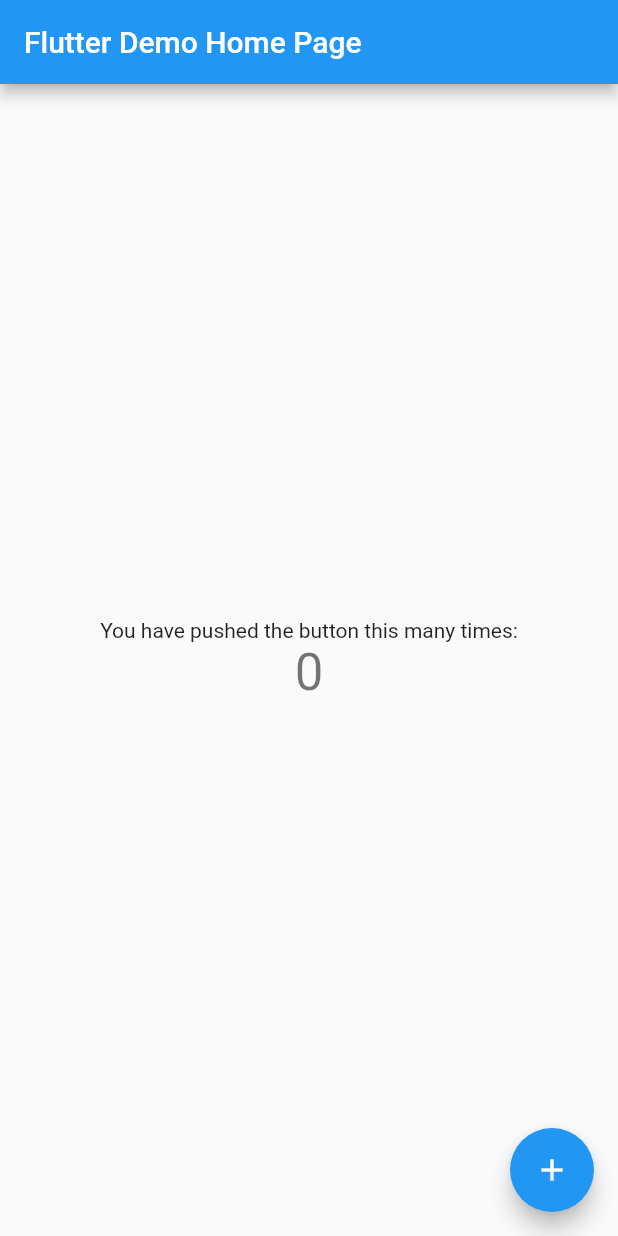
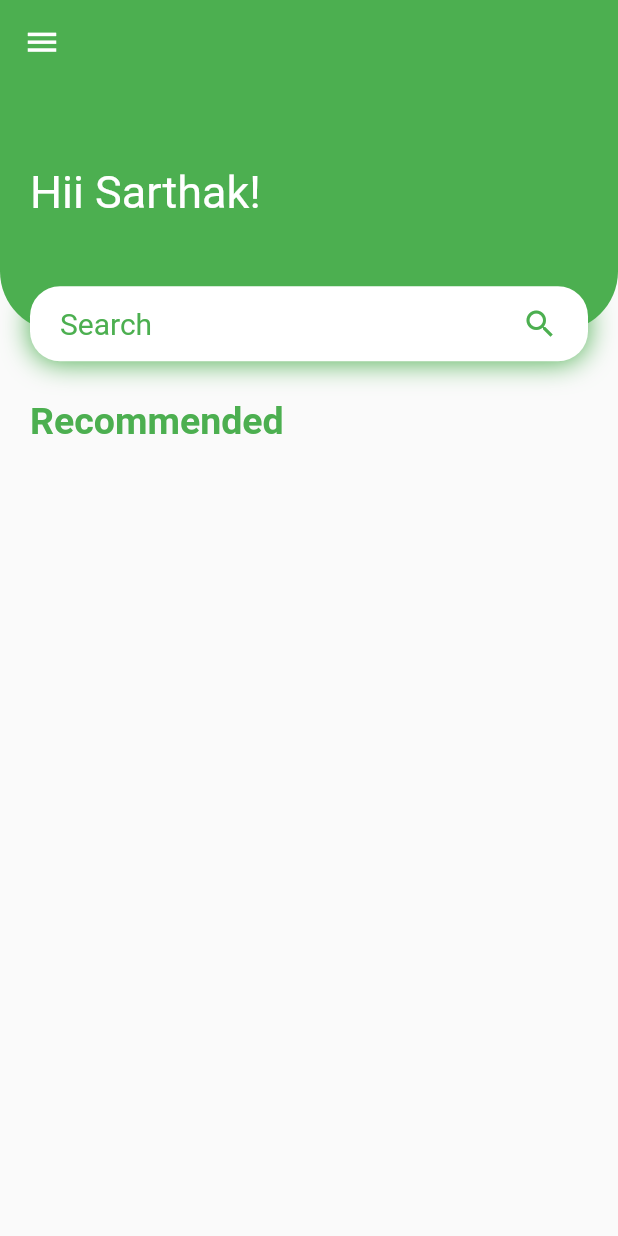
Before and after one commit to sarthaksinghsoamvanshi/plant_app, a Flutter app: the screen it shows after launch, on a phone screen of 412 x 824 dp. Run offline on Flutter 3.47's test engine with Material 2 defaults, Android fonts, the phone set to English and light mode, and no system bars.

Commit message:
Upper Part

```diff
--- /dev/null
+++ b/lib/home.dart
@@ -0,0 +1,100 @@
+import 'package:flutter/material.dart';
+
+class HomePage extends StatelessWidget {
+  @override
+  Widget build(BuildContext context) {
+    Size size = MediaQuery.of(context).size;
+    var colg = Colors.green;
+    var colw = Colors.white;
+    return Scaffold(
+      appBar: AppBar(
+        backgroundColor: colg,
+        elevation: 0,
+        leading: IconButton(
+            icon: Icon(Icons.menu, color: colw, size: 25), onPressed: null),
+      ),
+      body: SingleChildScrollView(
+        child: Column(
+          children: [
+            Stack(
+              children: [
+                Container(
+                  margin: EdgeInsets.only(bottom: 40),
+                  padding: EdgeInsets.only(bottom: 20),
+                  height: size.height * 0.2,
+                  decoration: BoxDecoration(
+                      color: Colors.green,
+                      borderRadius: BorderRadius.only(
+                          bottomLeft: Radius.circular(40),
+                          bottomRight: Radius.circular(40))),
+                  child: Container(
+                    // color: colw,
+                    height: 30,
+                    margin: EdgeInsets.symmetric(
+                      horizontal: 20,
+                    ),
+                    child: Row(
+                      children: [
+                        Text("Hii Sarthak!",
+                            style: TextStyle(color: colw, fontSize: 30)),
+                        Spacer(),
+                      ],
+                    ),
+                  ),
+                ),
+                Positioned(
+                  bottom: 10,
+                  left: 0,
+                  right: 0,
+                  child: Container(
+                    height: 50,
+                    margin: EdgeInsets.symmetric(horizontal: 20, vertical: 10),
+                    padding: EdgeInsets.symmetric(horizontal: 20),
+                    decoration: BoxDecoration(
+                      color: Colors.white,
+                      borderRadius: BorderRadius.all(
+                        Radius.circular(20),
+                      ),
+                      boxShadow: [
+                        BoxShadow(
+                            offset: Offset(0, 1), color: colg, blurRadius: 15)
+                      ],
+                    ),
+                    child: Center(
+                      child: Row(
+                        children: [
+                          Expanded(
+                            child: TextField(
+                              decoration: InputDecoration(
+                                  hintText: "Search",
+                                  hintStyle:
+                                      TextStyle(color: colg, fontSize: 20),
+                                  enabledBorder: InputBorder.none,
+                                  focusedBorder: InputBorder.none),
+                            ),
+                          ),
+                          Icon(
+                            Icons.search,
+                            color: colg,
+                          ),
+                        ],
+                      ),
+                    ),
+                  ),
+                ),
+              ],
+            ),
+            Container(
+              height: 40,
+              margin: EdgeInsets.symmetric(horizontal:20),
+              // color: Colors.amber,
+              child: Row(
+                children: [Text("Recommended",style:TextStyle(color:colg,fontSize:25,fontWeight: FontWeight.bold))],
+              ),
+            )
+          ],
+        ),
+      ),
+    );
+  }
+}
--- a/lib/main.dart
+++ b/lib/main.dart
@@ -1,117 +1,16 @@
 import 'package:flutter/material.dart';
+import 'package:plant_App/home.dart';
 
 void main() {
   runApp(MyApp());
 }
 
 class MyApp extends StatelessWidget {
-  // This widget is the root of your application.
   @override
   Widget build(BuildContext context) {
     return MaterialApp(
-      title: 'Flutter Demo',
-      theme: ThemeData(
-        // This is the theme of your application.
-        //
-        // Try running your application with "flutter run". You'll see the
-        // application has a blue toolbar. Then, without quitting the app, try
-        // changing the primarySwatch below to Colors.green and then invoke
-        // "hot reload" (press "r" in the console where you ran "flutter run",
-        // or simply save your changes to "hot reload" in a Flutter IDE).
-        // Notice that the counter didn't reset back to zero; the application
-        // is not restarted.
-        primarySwatch: Colors.blue,
-        // This makes the visual density adapt to the platform that you run
-        // the app on. For desktop platforms, the controls will be smaller and
-        // closer together (more dense) than on mobile platforms.
-        visualDensity: VisualDensity.adaptivePlatformDensity,
-      ),
-      home: MyHomePage(title: 'Flutter Demo Home Page'),
+      debugShowCheckedModeBanner: false,
+      home: HomePage()
     );
   }
 }
-
-class MyHomePage extends StatefulWidget {
-  MyHomePage({Key key, this.title}) : super(key: key);
-
-  // This widget is the home page of your application. It is stateful, meaning
-  // that it has a State object (defined below) that contains fields that affect
-  // how it looks.
-
-  // This class is the configuration for the state. It holds the values (in this
-  // case the title) provided by the parent (in this case the App widget) and
-  // used by the build method of the State. Fields in a Widget subclass are
-  // always marked "final".
-
-  final String title;
-
-  @override
-  _MyHomePageState createState() => _MyHomePageState();
-}
-
-class _MyHomePageState extends State<MyHomePage> {
-  int _counter = 0;
-
-  void _incrementCounter() {
-    setState(() {
-      // This call to setState tells the Flutter framework that something has
-      // changed in this State, which causes it to rerun the build method below
-      // so that the display can reflect the updated values. If we changed
-      // _counter without calling setState(), then the build method would not be
-      // called again, and so nothing would appear to happen.
-      _counter++;
-    });
-  }
-
-  @override
-  Widget build(BuildContext context) {
-    // This method is rerun every time setState is called, for instance as done
-    // by the _incrementCounter method above.
-    //
-    // The Flutter framework has been optimized to make rerunning build methods
-    // fast, so that you can just rebuild anything that needs updating rather
-    // than having to individually change instances of widgets.
-    return Scaffold(
-      appBar: AppBar(
-        // Here we take the value from the MyHomePage object that was created by
-        // the App.build method, and use it to set our appbar title.
-        title: Text(widget.title),
-      ),
-      body: Center(
-        // Center is a layout widget. It takes a single child and positions it
-        // in the middle of the parent.
-        child: Column(
-          // Column is also a layout widget. It takes a list of children and
-          // arranges them vertically. By default, it sizes itself to fit its
-          // children horizontally, and tries to be as tall as its parent.
-          //
-          // Invoke "debug painting" (press "p" in the console, choose the
-          // "Toggle Debug Paint" action from the Flutter Inspector in Android
-          // Studio, or the "Toggle Debug Paint" command in Visual Studio Code)
-          // to see the wireframe for each widget.
-          //
-          // Column has various properties to control how it sizes itself and
-          // how it positions its children. Here we use mainAxisAlignment to
-          // center the children vertically; the main axis here is the vertical
-          // axis because Columns are vertical (the cross axis would be
-          // horizontal).
-          mainAxisAlignment: MainAxisAlignment.center,
-          children: <Widget>[
-            Text(
-              'You have pushed the button this many times:',
-            ),
-            Text(
-              '$_counter',
-              style: Theme.of(context).textTheme.headline4,
-            ),
-          ],
-        ),
-      ),
-      floatingActionButton: FloatingActionButton(
-        onPressed: _incrementCounter,
-        tooltip: 'Increment',
-        child: Icon(Icons.add),
-      ), // This trailing comma makes auto-formatting nicer for build methods.
-    );
-  }
-}
```
